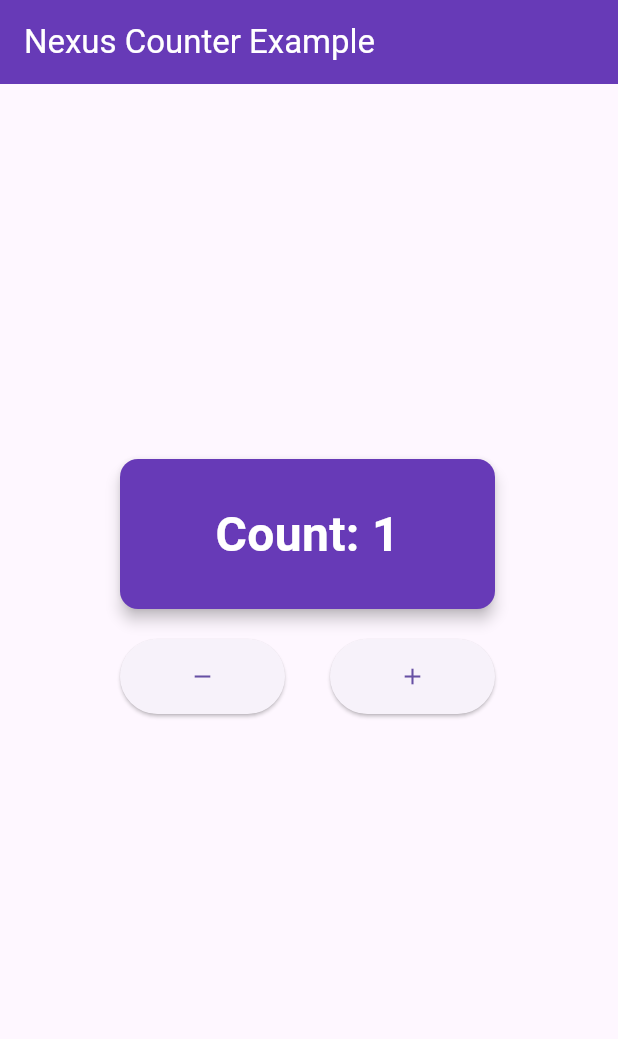
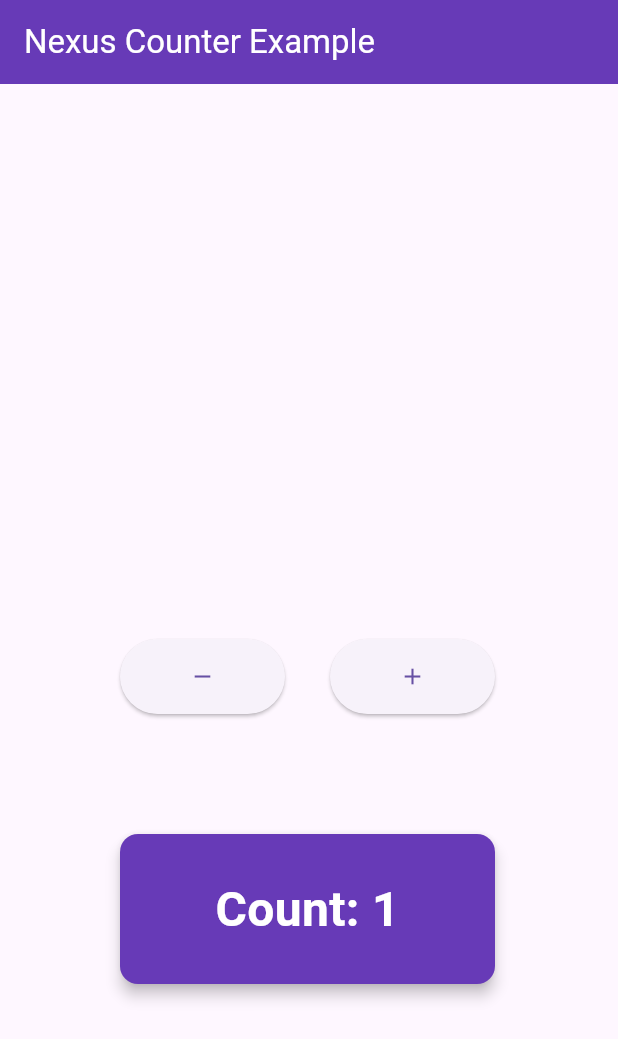
Before and after one commit to ShoghShahadat/Nexus, a Flutter app: the screen it shows after launch, after a tap on the "add" icon, on a phone screen of 412 x 824 dp. Shown: the top 1039 px of the screen. Run offline on Flutter 3.47's test engine with Material 3 defaults, Android fonts, the phone set to English and light mode, and no system bars; our stand-ins replace bloc, get_it.

Commit message:
قابلیت فیزیک

```diff
--- a/example/lib/main.dart
+++ b/example/lib/main.dart
@@ -10,18 +10,20 @@ NexusWorld setupWorld() {
   final renderingSystem = FlutterRenderingSystem();
   final counterSystem = _CounterDisplaySystem();
   final animationSystem = AnimationSystem();
+  final physicsSystem = PhysicsSystem(); // Add the new system
 
   world.addSystem(renderingSystem);
   world.addSystem(counterSystem);
   world.addSystem(animationSystem);
+  world.addSystem(physicsSystem); // Add the new system
 
   // 2. Shared State
   final counterCubit = CounterCubit();
 
   // 3. Entities & Components
   final counterDisplayEntity = Entity();
-  counterDisplayEntity.add(PositionComponent(
-      x: 80, y: 250, width: 250, height: 100, scale: 0)); // Start with scale 0
+  counterDisplayEntity
+      .add(PositionComponent(x: 80, y: 250, width: 250, height: 100, scale: 0));
   counterDisplayEntity.add(BlocComponent<CounterCubit, int>(counterCubit));
   counterDisplayEntity.add(CounterStateComponent(counterCubit.state));
   counterDisplayEntity.add(WidgetComponent((context, entity) {
@@ -54,11 +56,13 @@ NexusWorld setupWorld() {
       final pos = entity.get<PositionComponent>();
       if (pos != null) {
         pos.scale = value;
-        // CORRECT WAY: Re-add the component to the entity.
-        // This triggers the internal, protected `notifyListeners()` call
-        // in a safe and encapsulated manner.
         entity.add(pos);
       }
+    },
+    // When the animation is complete, give the entity a downward velocity.
+    onComplete: (entity) {
+      entity.add(
+          VelocityComponent(x: 0, y: 50)); // 50 pixels per second downwards
     },
   ));
 
--- a/lib/nexus.dart
+++ b/lib/nexus.dart
@@ -11,20 +11,22 @@ export 'src/core/nexus_world.dart';
 export 'src/core/system.dart';
 
 // --- Components ---
-export 'src/components/animation_component.dart'; // Exporting the new component
+export 'src/components/animation_component.dart';
 export 'src/components/bloc_component.dart';
 export 'src/components/clickable_component.dart';
 export 'src/components/counter_state_component.dart';
 export 'src/components/lifecycle_component.dart';
 export 'src/components/position_component.dart';
+export 'src/components/velocity_component.dart'; // Exporting the new component
 export 'src/components/widget_component.dart';
 
 // --- Systems ---
-export 'src/systems/animation_system.dart'; // Exporting the new system
+export 'src/systems/animation_system.dart';
 export 'src/systems/bloc_system.dart';
 export 'src/systems/flutter_rendering_system.dart';
 export 'src/systems/input_system.dart';
 export 'src/systems/lifecycle_system.dart';
+export 'src/systems/physics_system.dart'; // Exporting the new system
 
 // --- Flutter Bridge ---
 export 'src/flutter/entity_widget_builder.dart';
--- /dev/null
+++ b/lib/src/systems/physics_system.dart
@@ -0,0 +1,39 @@
+import 'package:nexus/src/components/position_component.dart';
+import 'package:nexus/src/components/velocity_component.dart';
+import 'package:nexus/src/core/entity.dart';
+import 'package:nexus/src/core/system.dart';
+
+/// A system that applies velocity to entities to create movement.
+///
+/// This system looks for entities that have both a [PositionComponent] and a
+/// [VelocityComponent]. In each frame, it updates the entity's position
+/// based on its current velocity and the delta time. It also includes a
+/// simple boundary check to prevent entities from moving off-screen.
+class PhysicsSystem extends System {
+  @override
+  bool matches(Entity entity) {
+    return entity.has<PositionComponent>() && entity.has<VelocityComponent>();
+  }
+
+  @override
+  void update(Entity entity, double dt) {
+    // We can safely use `!` because `matches` guarantees they exist.
+    final pos = entity.get<PositionComponent>()!;
+    final vel = entity.get<VelocityComponent>()!;
+
+    // Update position based on velocity and delta time.
+    pos.x += vel.x * dt;
+    pos.y += vel.y * dt;
+
+    // --- Simple Boundary Check ---
+    // A more robust solution might involve a dedicated BoundarySystem or
+    // collision components, but this is effective for simple cases.
+    if (pos.y > 500) {
+      pos.y = 500; // Clamp the position to the boundary line.
+      entity.remove<VelocityComponent>(); // Stop all future movement.
+    }
+
+    // Re-add the component to notify the rendering system of the change.
+    entity.add(pos);
+  }
+}
```
Also changed, not shown: lib/src/components/velocity_component.dart (added, +15 -0 lines), pubspec.yaml (+5 -3 lines), 2 other files.
